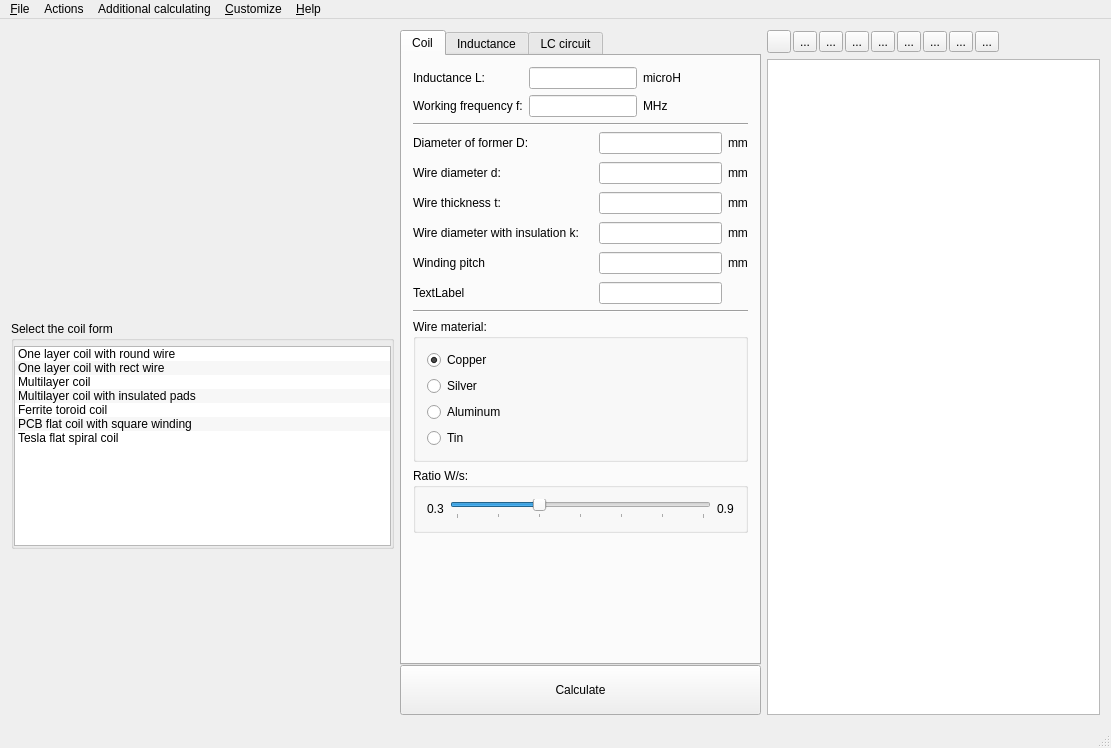
This is mainwindow.ui in radioacoustick/Coil64 as Qt 5 draws it before an edit. The edited form follows.
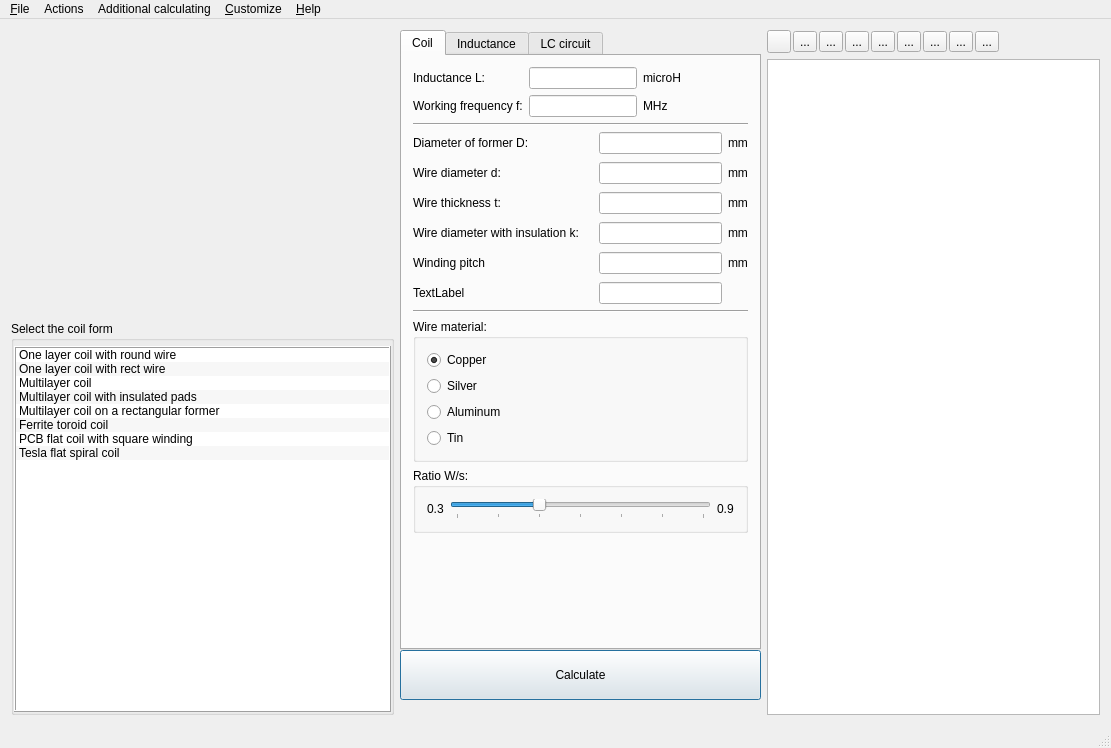
This is the edited form. Icons and pictures are not drawn.

```diff
--- a/mainwindow.ui
+++ b/mainwindow.ui
@@ -96,12 +96,21 @@
            <property name="minimumSize">
             <size>
              <width>375</width>
-             <height>200</height>
+             <height>220</height>
             </size>
            </property>
            <property name="cursor" stdset="0">
             <cursorShape>PointingHandCursor</cursorShape>
            </property>
+           <property name="styleSheet">
+            <string notr="true">QListView::item:selected { background: palette(Highlight) }</string>
+           </property>
+           <property name="frameShape">
+            <enum>QFrame::Box</enum>
+           </property>
+           <property name="frameShadow">
+            <enum>QFrame::Raised</enum>
+           </property>
            <property name="sizeAdjustPolicy">
             <enum>QAbstractScrollArea::AdjustToContents</enum>
            </property>
@@ -151,6 +160,15 @@
              </iconset>
             </property>
            </item>
+           <item>
+            <property name="text">
+             <string>Multilayer coil on a rectangular former</string>
+            </property>
+            <property name="icon">
+             <iconset resource="res.qrc">
+              <normaloff>:/menu_ico/res/ico1-multi-layer-rect.png</normaloff>:/menu_ico/res/ico1-multi-layer-rect.png</iconset>
+            </property>
+           </item>
            <item>
             <property name="text">
              <string>Ferrite toroid coil</string>
@@ -186,22 +204,6 @@
         </layout>
        </widget>
       </item>
-      <item>
-       <spacer name="verticalSpacer_2">
-        <property name="orientation">
-         <enum>Qt::Vertical</enum>
-        </property>
-        <property name="sizeType">
-         <enum>QSizePolicy::Expanding</enum>
-        </property>
-        <property name="sizeHint" stdset="0">
-         <size>
-          <width>20</width>
-          <height>40</height>
-         </size>
-        </property>
-       </spacer>
-      </item>
      </layout>
     </item>
     <item>
@@ -1173,8 +1175,24 @@
          <property name="autoExclusive">
           <bool>false</bool>
          </property>
+         <property name="default">
+          <bool>true</bool>
+         </property>
         </widget>
        </item>
+       <item>
+        <spacer name="verticalSpacer_5">
+         <property name="orientation">
+          <enum>Qt::Vertical</enum>
+         </property>
+         <property name="sizeHint" stdset="0">
+          <size>
+           <width>20</width>
+           <height>40</height>
+          </size>
+         </property>
+        </spacer>
+       </item>
       </layout>
      </widget>
     </item>
```
Left out of the diff: 14 changed lines with no effect on the pictures.
